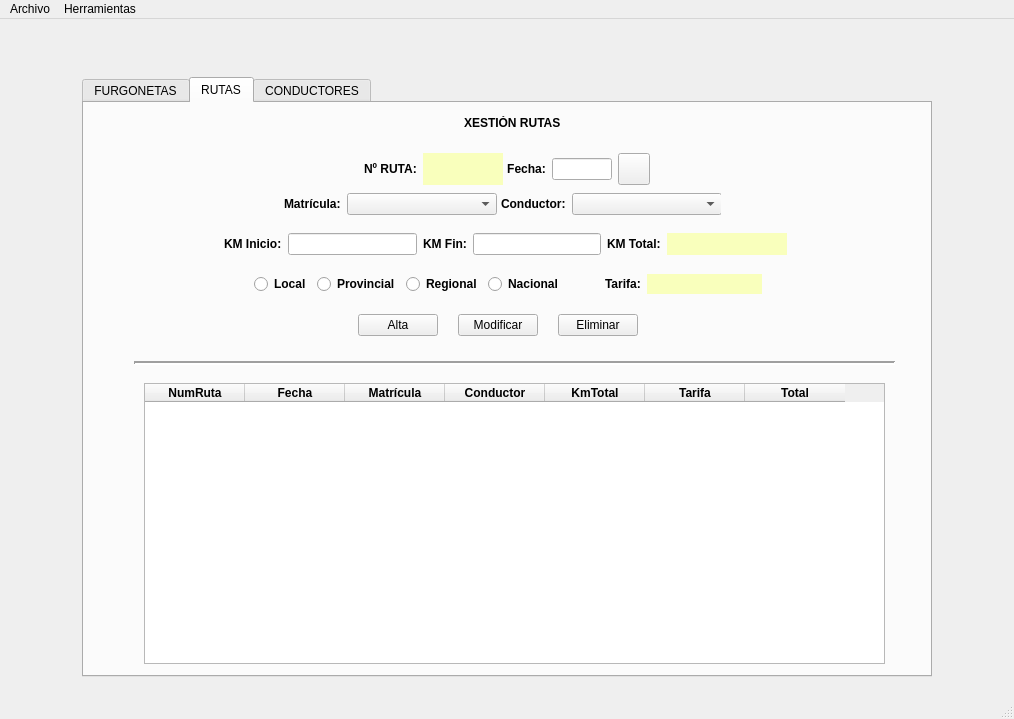
The window that ventana.ui (XoanCarlos/PROXECTORECUPERA) describes before a commit, drawn with Qt 5.
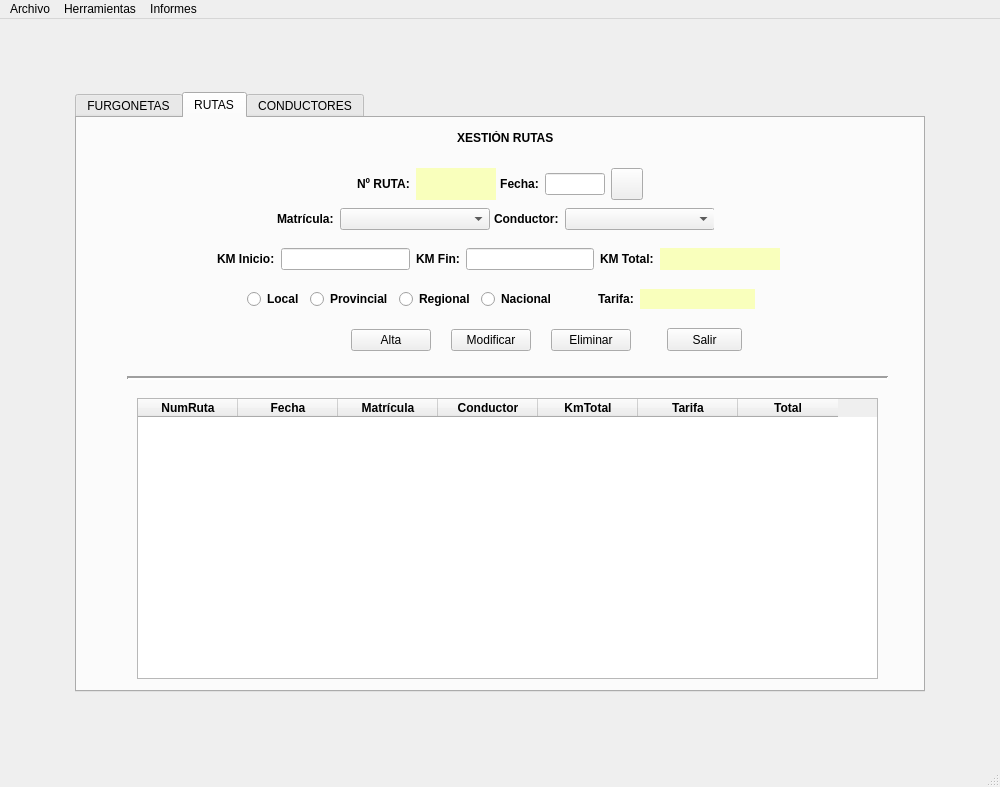
The same window after the commit. Icons and pictures are not drawn.

What changed in the file:
```diff
--- a/ventana.ui
+++ b/ventana.ui
@@ -6,8 +6,8 @@
    <rect>
     <x>0</x>
     <y>0</y>
-    <width>1014</width>
-    <height>719</height>
+    <width>1000</width>
+    <height>787</height>
    </rect>
   </property>
   <property name="sizePolicy">
@@ -23,23 +23,13 @@
    <layout class="QHBoxLayout" name="horizontalLayout">
     <item>
      <layout class="QGridLayout" name="gridLayout">
+      <property name="sizeConstraint">
+       <enum>QLayout::SetDefaultConstraint</enum>
+      </property>
+      <property name="verticalSpacing">
+       <number>15</number>
+      </property>
       <item row="0" column="0">
-       <spacer name="verticalSpacer_2">
-        <property name="orientation">
-         <enum>Qt::Vertical</enum>
-        </property>
-        <property name="sizeType">
-         <enum>QSizePolicy::Fixed</enum>
-        </property>
-        <property name="sizeHint" stdset="0">
-         <size>
-          <width>20</width>
-          <height>38</height>
-         </size>
-        </property>
-       </spacer>
-      </item>
-      <item row="1" column="0">
        <widget class="QTabWidget" name="tabWidget">
         <property name="sizePolicy">
          <sizepolicy hsizetype="Expanding" vsizetype="Expanding">
@@ -386,6 +376,12 @@
             <height>281</height>
            </rect>
           </property>
+          <property name="sizePolicy">
+           <sizepolicy hsizetype="Expanding" vsizetype="Fixed">
+            <horstretch>0</horstretch>
+            <verstretch>0</verstretch>
+           </sizepolicy>
+          </property>
           <property name="sizeAdjustPolicy">
            <enum>QAbstractScrollArea::AdjustToContents</enum>
           </property>
@@ -2140,6 +2136,25 @@
            </item>
           </layout>
          </widget>
+         <widget class="QPushButton" name="btnSalir">
+          <property name="geometry">
+           <rect>
+            <x>590</x>
+            <y>210</y>
+            <width>75</width>
+            <height>23</height>
+           </rect>
+          </property>
+          <property name="sizePolicy">
+           <sizepolicy hsizetype="Fixed" vsizetype="Fixed">
+            <horstretch>0</horstretch>
+            <verstretch>0</verstretch>
+           </sizepolicy>
+          </property>
+          <property name="text">
+           <string>Salir</string>
+          </property>
+         </widget>
         </widget>
         <widget class="QWidget" name="conductores">
          <attribute name="title">
@@ -2470,7 +2485,7 @@
     <rect>
      <x>0</x>
      <y>0</y>
-     <width>1014</width>
+     <width>1000</width>
      <height>21</height>
     </rect>
    </property>
@@ -2486,8 +2501,15 @@
     </property>
     <addaction name="menuBarTarifas"/>
    </widget>
+   <widget class="QMenu" name="menuInformes">
+    <property name="title">
+     <string>Informes</string>
+    </property>
+    <addaction name="reportRutas"/>
+   </widget>
    <addaction name="menuArchivo"/>
    <addaction name="menuHerramientas"/>
+   <addaction name="menuInformes"/>
   </widget>
   <widget class="QStatusBar" name="statusbar"/>
   <action name="menuBarSalir">
```
Left out of the diff: 5 changed lines with no effect on the pictures.
